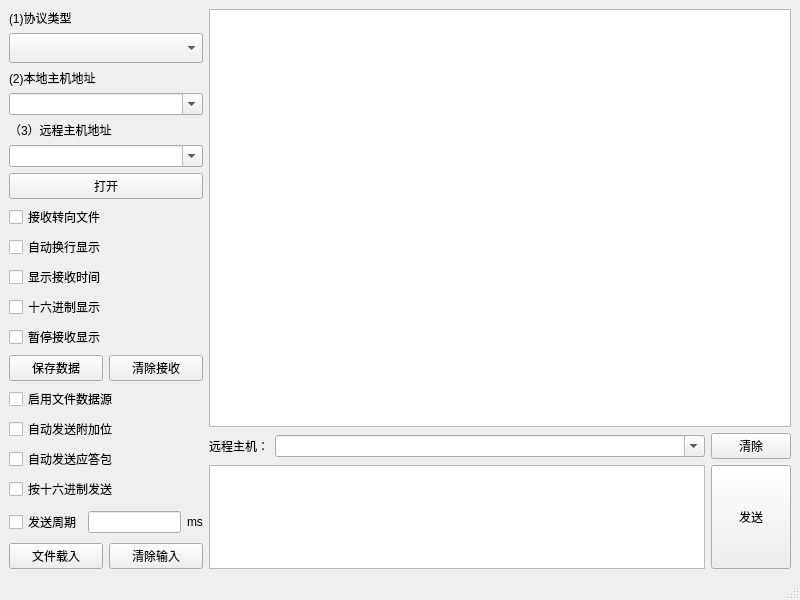
Qt form netassistant.ui (malik1988/NetAssistant) before a commit.
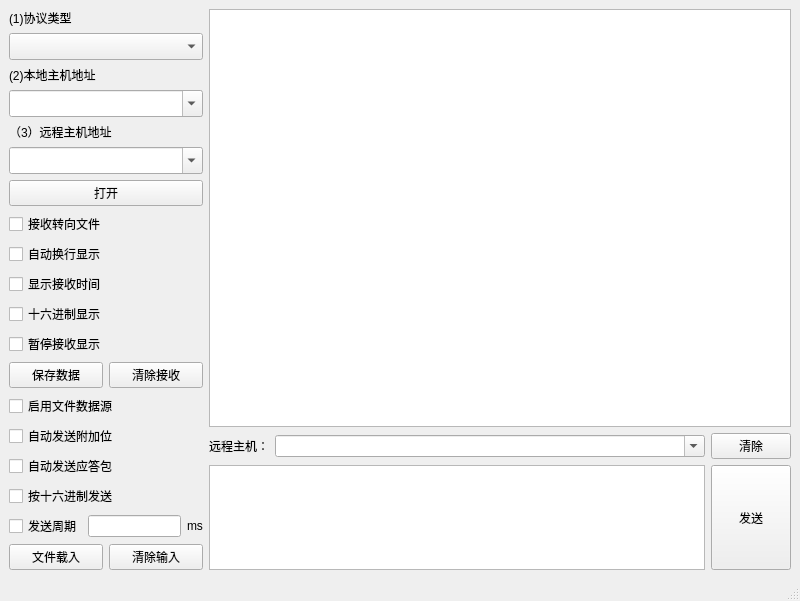
The same form after that commit.

Commit message: 添加TCP Server功能实现

The edit to the form file:
```diff
--- a/netassistant.ui
+++ b/netassistant.ui
@@ -38,6 +38,14 @@
           <verstretch>0</verstretch>
          </sizepolicy>
         </property>
+        <property name="font">
+         <font>
+          <family>Arial</family>
+          <pointsize>12</pointsize>
+          <weight>50</weight>
+          <bold>false</bold>
+         </font>
+        </property>
         <property name="editable">
          <bool>false</bool>
         </property>
@@ -58,6 +66,12 @@
       </item>
       <item>
        <widget class="QComboBox" name="comboBox_local">
+        <property name="font">
+         <font>
+          <family>Arial</family>
+          <pointsize>12</pointsize>
+         </font>
+        </property>
         <property name="editable">
          <bool>true</bool>
         </property>
@@ -77,7 +91,13 @@
        </widget>
       </item>
       <item>
-       <widget class="QComboBox" name="comboBox_target">
+       <widget class="QComboBox" name="comboBox_port">
+        <property name="font">
+         <font>
+          <family>Arial</family>
+          <pointsize>12</pointsize>
+         </font>
+        </property>
         <property name="editable">
          <bool>true</bool>
         </property>
```
Left out of the diff: 40 changed lines with no effect on the pictures. The commit also changes 2 other files.
